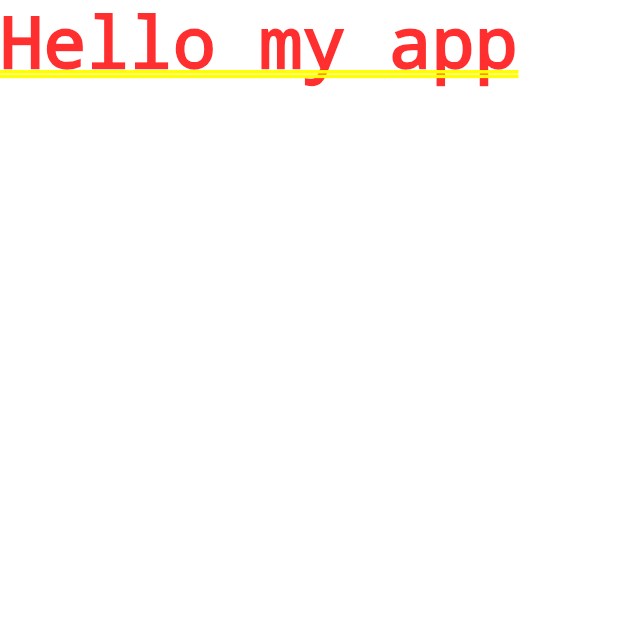
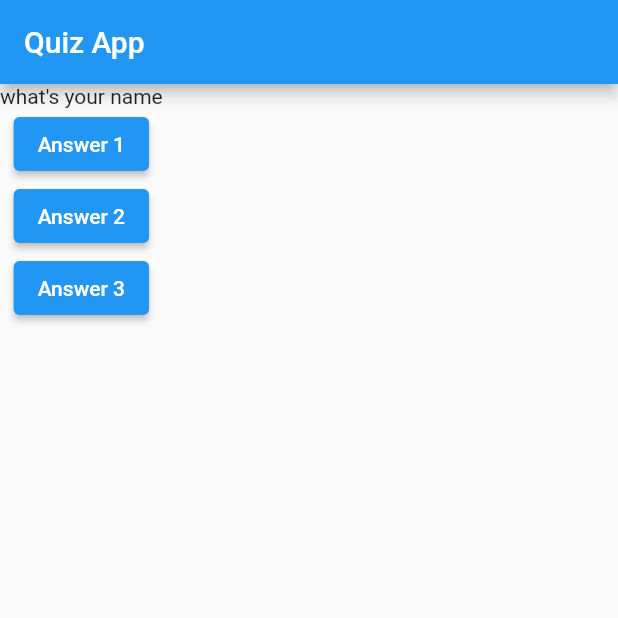
Before and after one commit to SohendarRana/Flutterbasicquizapp, a Flutter app: the screen it shows after launch, on a phone screen of 412 x 824 dp, the top half of it. Run offline on Flutter 3.47's test engine with Material 2 defaults, Android fonts, the phone set to English and light mode, and no system bars.

Commit message:
day 1 completed

```diff
--- a/lib/main.dart
+++ b/lib/main.dart
@@ -4,10 +4,50 @@ void main() {
   runApp(MyApp());
 }
 
-class MyApp extends StatelessWidget {
+class MyApp extends StatefulWidget {
+  @override
+  State<MyApp> createState() => MyAppState();
+}
+
+class MyAppState extends State<MyApp> {
+  var questionIndex = 0;
+
+  void answerselect() {
+    setState(() {
+      questionIndex = questionIndex + 1;
+    });
+
+    print(questionIndex);
+  }
+
+  @override
   Widget build(BuildContext context) {
+    var questions = [
+      "what's your name",
+      "what's your favourite animal",
+    ];
     return MaterialApp(
-      home: Text('Hello my app'),
+      home: Scaffold(
+          appBar: AppBar(
+            title: Text("Quiz App"),
+          ),
+          body: Column(
+            children: [
+              Text(questions[questionIndex]),
+              ElevatedButton(
+                child: Text("Answer 1"),
+                onPressed: answerselect,
+              ),
+              ElevatedButton(
+                child: Text("Answer 2"),
+                onPressed: answerselect,
+              ),
+              ElevatedButton(
+                child: Text("Answer 3"),
+                onPressed: answerselect,
+              ),
+            ],
+          )),
     );
   }
 }
```
